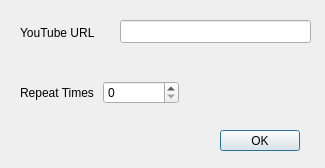
First picture: the form in src/dialog.ui, repository abrarShariar/YouTube-Player, before the edit.
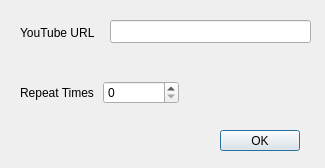
Second picture: the form after the edit.

Diff of the .ui file:
```diff
--- a/src/dialog.ui
+++ b/src/dialog.ui
@@ -32,9 +32,9 @@
   <widget class="QLineEdit" name="lineEdit">
    <property name="geometry">
     <rect>
-     <x>120</x>
+     <x>110</x>
      <y>20</y>
-     <width>191</width>
+     <width>201</width>
      <height>23</height>
     </rect>
    </property>
```
